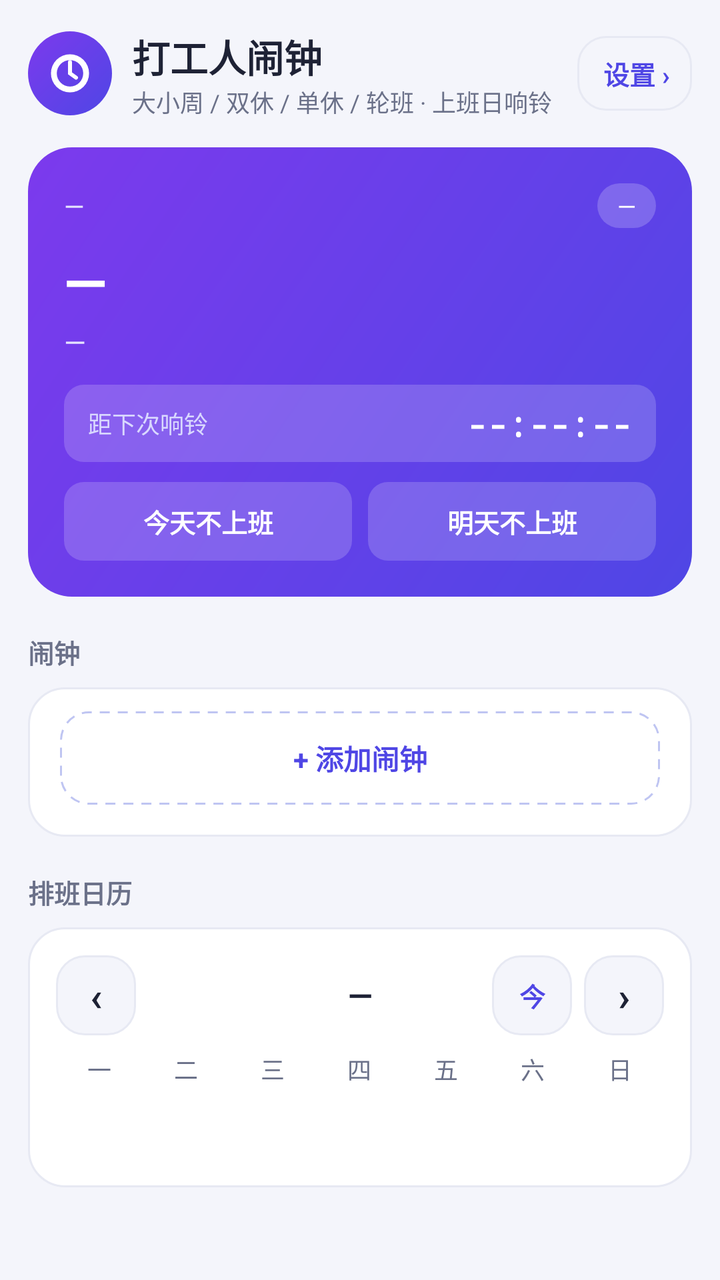
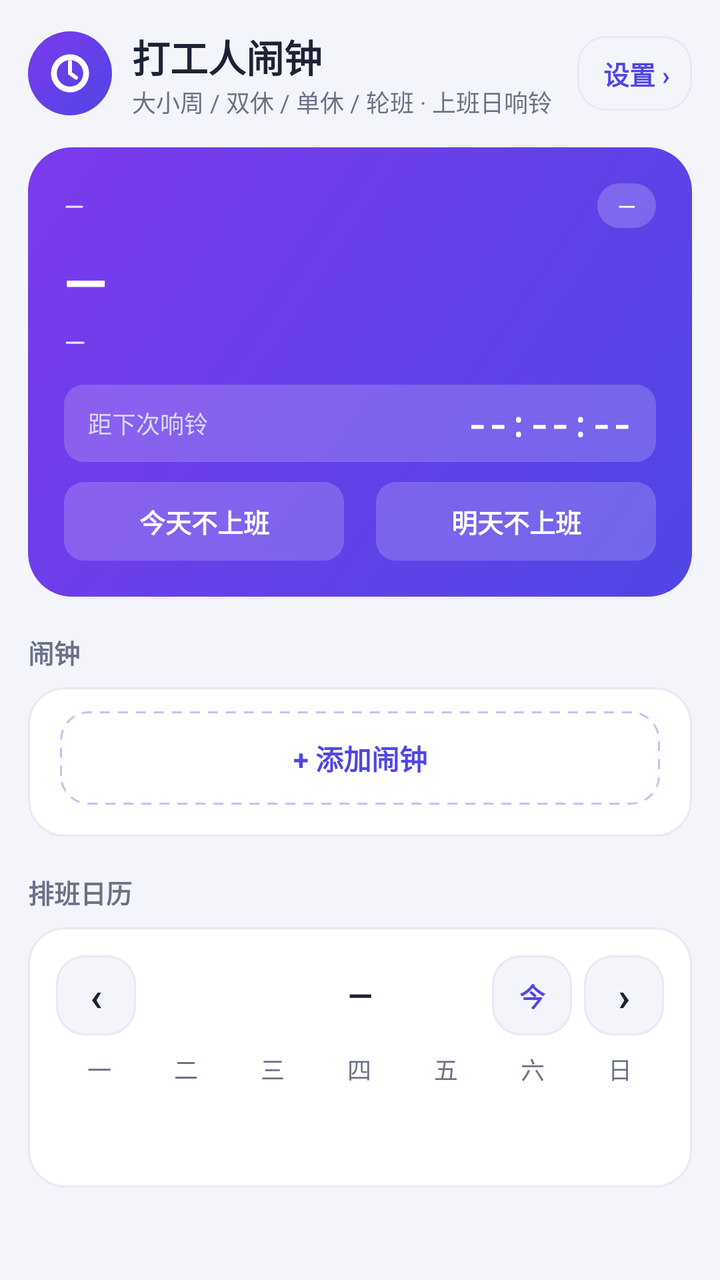

Before-and-after screenshots of an Android layout around one commit, followed by the original layout XML and the change that was made.
<!-- AndroidManifest.xml: application theme Theme.WeekdayAlarm -->
<!-- res/layout/activity_main.xml -->
<?xml version="1.0" encoding="utf-8"?>
<ScrollView xmlns:android="http://schemas.android.com/apk/res/android"
    android:layout_width="match_parent"
    android:layout_height="match_parent"
    android:background="@color/bg"
    android:fitsSystemWindows="true">

    <LinearLayout
        android:layout_width="match_parent"
        android:layout_height="wrap_content"
        android:orientation="vertical"
        android:padding="14dp">

        
        <LinearLayout
            android:layout_width="match_parent"
            android:layout_height="wrap_content"
            android:orientation="horizontal"
            android:gravity="center_vertical"
            android:layout_marginBottom="14dp">

            <ImageView
                android:layout_width="42dp"
                android:layout_height="42dp"
                android:background="@drawable/bg_hero"
                android:padding="@dimen/space_8"
                android:contentDescription="@null"
                android:src="@drawable/ic_clock_white" />

            <LinearLayout
                android:layout_width="0dp"
                android:layout_height="wrap_content"
                android:layout_weight="1"
                android:orientation="vertical"
                android:layout_marginStart="@dimen/space_10">

                <TextView
                    android:layout_width="wrap_content"
                    android:layout_height="wrap_content"
                    android:text="打工人闹钟"
                    android:textColor="@color/ink"
                    android:textSize="19sp"
                    android:textStyle="bold" />

                
                <TextView
                    android:layout_width="wrap_content"
                    android:layout_height="wrap_content"
                    android:text="大小周 / 双休 / 单休 / 轮班 · 上班日响铃"
                    android:textColor="@color/sub"
                    android:textSize="12sp" />
            </LinearLayout>

            
            <TextView
                android:id="@+id/btn_settings_entry"
                android:layout_width="wrap_content"
                android:layout_height="wrap_content"
                android:layout_marginStart="@dimen/space_8"
                android:background="@drawable/bg_time_outline"
                android:clickable="true"
                android:focusable="true"
                android:paddingStart="13dp"
                android:paddingEnd="11dp"
                android:paddingTop="9dp"
                android:paddingBottom="9dp"
                android:text="设置 ›"
                android:textColor="@color/indigo"
                android:textSize="13sp"
                android:textStyle="bold" />
        </LinearLayout>

        
        <LinearLayout
            android:id="@+id/row_ringing"
            android:layout_width="match_parent"
            android:layout_height="wrap_content"
            android:layout_marginTop="@dimen/space_12"
            android:background="@drawable/bg_card"
            android:gravity="center_vertical"
            android:minHeight="52dp"
            android:orientation="horizontal"
            android:paddingStart="@dimen/space_16"
            android:paddingEnd="@dimen/space_12"
            android:visibility="gone">

            <TextView
                android:layout_width="0dp"
                android:layout_height="wrap_content"
                android:layout_weight="1"
                android:text="闹钟正在响"
                android:textColor="@color/danger"
                android:textSize="15sp"
                android:textStyle="bold" />

            <TextView
                android:id="@+id/btn_stop_ringing"
                android:layout_width="wrap_content"
                android:layout_height="wrap_content"
                android:background="@drawable/bg_time_outline"
                android:clickable="true"
                android:focusable="true"
                android:paddingStart="18dp"
                android:paddingTop="@dimen/space_8"
                android:paddingEnd="18dp"
                android:paddingBottom="@dimen/space_8"
                android:text="停止"
                android:textColor="@color/ink"
                android:textSize="14sp"
                android:textStyle="bold" />
        </LinearLayout>

        
        <LinearLayout
            android:layout_width="match_parent"
            android:layout_height="wrap_content"
            android:orientation="vertical"
            android:background="@drawable/bg_hero"
            android:padding="18dp">

            <LinearLayout
                android:layout_width="match_parent"
                android:layout_height="wrap_content"
                android:orientation="horizontal"
                android:gravity="center_vertical">

                
                <LinearLayout
                    android:layout_width="0dp"
                    android:layout_height="wrap_content"
                    android:layout_weight="1"
                    android:orientation="vertical">

                    <TextView
                        android:id="@+id/tv_today_date"
                        android:layout_width="wrap_content"
                        android:layout_height="wrap_content"
                        android:text="—"
                        android:textColor="#E6E4FF"
                        android:textSize="13sp" />

                    <TextView
                        android:id="@+id/tv_today_lunar"
                        android:layout_width="wrap_content"
                        android:layout_height="wrap_content"
                        android:layout_marginTop="1dp"
                        android:text=""
                        android:textColor="#C9CEFD"
                        android:textSize="11sp"
                        android:visibility="gone" />
                </LinearLayout>

                <TextView
                    android:id="@+id/tv_week_chip"
                    style="@style/WeekChip"
                    android:layout_width="wrap_content"
                    android:layout_height="wrap_content"
                    android:text="—" />
            </LinearLayout>

            <TextView
                android:id="@+id/tv_today_status"
                android:layout_width="wrap_content"
                android:layout_height="wrap_content"
                android:layout_marginTop="@dimen/space_8"
                android:text="—"
                android:textColor="@color/white"
                android:textSize="28sp"
                android:textStyle="bold" />

            <TextView
                android:id="@+id/tv_today_sub"
                android:layout_width="match_parent"
                android:layout_height="wrap_content"
                android:layout_marginTop="@dimen/space_2"
                android:text="—"
                android:textColor="#E6E4FF"
                android:textSize="14sp"
                android:lineSpacingMultiplier="1.15" />

            
            <TextView
                android:id="@+id/tv_holiday_countdown"
                android:layout_width="match_parent"
                android:layout_height="wrap_content"
                android:layout_marginTop="@dimen/space_2"
                android:text=""
                android:textColor="#C9CEFD"
                android:textSize="12sp"
                android:visibility="gone" />

            
            <LinearLayout
                android:id="@+id/box_countdown"
                android:layout_width="match_parent"
                android:layout_height="wrap_content"
                android:layout_marginTop="@dimen/space_12"
                android:background="@drawable/bg_hero_pill"
                android:gravity="center_vertical"
                android:orientation="horizontal"
                android:paddingStart="@dimen/space_12"
                android:paddingEnd="@dimen/space_12"
                android:paddingTop="@dimen/space_8"
                android:paddingBottom="@dimen/space_8">

                <TextView
                    android:id="@+id/tv_countdown_label"
                    android:layout_width="0dp"
                    android:layout_height="wrap_content"
                    android:layout_weight="1"
                    android:ellipsize="end"
                    android:maxLines="1"
                    android:text="距下次响铃"
                    android:textColor="#D9D8FF"
                    android:textSize="12sp" />

                <TextView
                    android:id="@+id/tv_countdown"
                    android:layout_width="wrap_content"
                    android:layout_height="wrap_content"
                    android:fontFamily="monospace"
                    android:text="--:--:--"
                    android:textColor="@color/white"
                    android:textSize="17sp"
                    android:textStyle="bold" />
            </LinearLayout>

            
            <LinearLayout
                android:layout_width="match_parent"
                android:layout_height="wrap_content"
                android:layout_marginTop="@dimen/space_10"
                android:orientation="horizontal">

                <TextView
                    android:id="@+id/btn_day_off"
                    android:layout_width="0dp"
                    android:layout_height="wrap_content"
                    android:layout_weight="1"
                    android:background="@drawable/bg_hero_pill"
                    android:clickable="true"
                    android:focusable="true"
                    android:gravity="center"
                    android:maxLines="1"
                    android:paddingTop="@dimen/space_10"
                    android:paddingBottom="@dimen/space_10"
                    android:text="今天不上班"
                    android:textColor="@color/white"
                    android:textSize="13sp"
                    android:textStyle="bold" />

                <TextView
                    android:id="@+id/btn_day_off_tomorrow"
                    android:layout_width="0dp"
                    android:layout_height="wrap_content"
                    android:layout_weight="1"
                    android:layout_marginStart="@dimen/space_8"
                    android:background="@drawable/bg_hero_pill"
                    android:clickable="true"
                    android:focusable="true"
                    android:gravity="center"
                    android:maxLines="1"
                    android:paddingTop="@dimen/space_10"
                    android:paddingBottom="@dimen/space_10"
                    android:text="明天不上班"
                    android:textColor="@color/white"
                    android:textSize="13sp"
                    android:textStyle="bold" />

            </LinearLayout>

        </LinearLayout>

        
        <LinearLayout
            android:id="@+id/row_update"
            android:layout_width="match_parent"
            android:layout_height="wrap_content"
            android:layout_marginTop="@dimen/space_12"
            android:background="@drawable/bg_card"
            android:clickable="true"
            android:focusable="true"
            android:gravity="center_vertical"
            android:minHeight="44dp"
            android:orientation="horizontal"
            android:paddingStart="@dimen/space_16"
            android:paddingEnd="@dimen/space_6"
            android:visibility="gone">

            <TextView
                android:id="@+id/tv_update"
                android:layout_width="0dp"
                android:layout_height="wrap_content"
                android:layout_weight="1"
                android:ellipsize="end"
                android:maxLines="1"
                android:textColor="@color/ink"
                android:textSize="13sp" />

            <TextView
                android:id="@+id/btn_update_close"
                android:layout_width="40dp"
                android:layout_height="wrap_content"
                android:background="?attr/selectableItemBackgroundBorderless"
                android:clickable="true"
                android:contentDescription="不再提示"
                android:focusable="true"
                android:gravity="center"
                android:minHeight="40dp"
                android:text="×"
                android:textColor="@color/sub"
                android:textSize="18sp" />
        </LinearLayout>

        
        <LinearLayout
            android:id="@+id/row_crash"
            android:layout_width="match_parent"
            android:layout_height="wrap_content"
            android:layout_marginTop="@dimen/space_12"
            android:background="@drawable/bg_card"
            android:clickable="true"
            android:focusable="true"
            android:gravity="center_vertical"
            android:minHeight="44dp"
            android:orientation="horizontal"
            android:paddingStart="@dimen/space_16"
            android:paddingEnd="@dimen/space_6"
            android:visibility="gone">

            <TextView
                android:id="@+id/tv_crash"
                android:layout_width="0dp"
                android:layout_height="wrap_content"
                android:layout_weight="1"
                android:ellipsize="end"
                android:maxLines="1"
                android:text="@string/crash_notice"
                android:textColor="@color/ink"
                android:textSize="13sp" />

            <TextView
                android:id="@+id/btn_crash_close"
                android:layout_width="40dp"
                android:layout_height="wrap_content"
                android:background="?attr/selectableItemBackgroundBorderless"
                android:clickable="true"
                android:contentDescription="@string/crash_notice_close"
                android:focusable="true"
                android:gravity="center"
                android:minHeight="40dp"
                android:text="×"
                android:textColor="@color/sub"
                android:textSize="18sp" />
        </LinearLayout>

        
        <TextView
            style="@style/SectionTitle"
            android:layout_width="wrap_content"
            android:layout_height="wrap_content"
            android:layout_marginTop="18dp"
            android:layout_marginBottom="@dimen/space_8"
            android:text="闹钟" />

        <LinearLayout
            android:layout_width="match_parent"
            android:layout_height="wrap_content"
            android:background="@drawable/bg_card"
            android:orientation="vertical">

            
            <LinearLayout
                android:id="@+id/alarm_list"
                android:layout_width="match_parent"
                android:layout_height="wrap_content"
                android:orientation="vertical"
                android:paddingStart="@dimen/space_16"
                android:paddingEnd="@dimen/space_12" />

            <TextView
                android:id="@+id/btn_add_alarm"
                android:layout_width="match_parent"
                android:layout_height="wrap_content"
                android:layout_marginStart="@dimen/space_16"
                android:layout_marginEnd="@dimen/space_16"
                android:layout_marginTop="@dimen/space_12"
                android:layout_marginBottom="@dimen/space_16"
                android:background="@drawable/bg_add_alarm"
                android:clickable="true"
                android:focusable="true"
                android:gravity="center"
                android:padding="13dp"
                android:text="+ 添加闹钟"
                android:textColor="@color/indigo"
                android:textSize="14sp"
                android:textStyle="bold" />
        </LinearLayout>

        
        <TextView
            style="@style/SectionTitle"
            android:layout_width="wrap_content"
            android:layout_height="wrap_content"
            android:layout_marginTop="18dp"
            android:layout_marginBottom="@dimen/space_8"
            android:text="排班日历" />

        <LinearLayout
            android:id="@+id/calendar_card"
            android:layout_width="match_parent"
            android:layout_height="wrap_content"
            android:background="@drawable/bg_card"
            android:orientation="vertical"
            android:padding="14dp">

            
            <FrameLayout
                android:layout_width="match_parent"
                android:layout_height="wrap_content"
                android:minHeight="40dp">

                <TextView
                    android:id="@+id/btn_prev"
                    android:layout_width="40dp"
                    android:layout_height="wrap_content"
                    android:layout_gravity="start|center_vertical"
                    android:background="@drawable/bg_time_outline"
                    android:clickable="true"
                    android:contentDescription="上个月"
                    android:focusable="true"
                    android:gravity="center"
                    android:minHeight="40dp"
                    android:text="‹"
                    android:textColor="@color/ink"
                    android:textSize="20sp"
                    android:textStyle="bold" />

                <TextView
                    android:id="@+id/tv_cal_title"
                    android:layout_width="match_parent"
                    android:layout_height="wrap_content"
                    android:layout_gravity="center"
                    android:layout_marginStart="90dp"
                    android:layout_marginEnd="90dp"
                    android:ellipsize="end"
                    android:gravity="center"
                    android:maxLines="1"
                    android:text="—"
                    android:textColor="@color/ink"
                    android:textSize="16sp"
                    android:textStyle="bold" />

                <LinearLayout
                    android:layout_width="wrap_content"
                    android:layout_height="wrap_content"
                    android:layout_gravity="end|center_vertical"
                    android:gravity="center_vertical"
                    android:orientation="horizontal">

                    
                    <TextView
                        android:id="@+id/btn_today"
                        android:layout_width="40dp"
                        android:layout_height="wrap_content"
                        android:layout_marginEnd="@dimen/space_6"
                        android:background="@drawable/bg_time_outline"
                        android:clickable="true"
                        android:contentDescription="回到本月"
                        android:focusable="true"
                        android:gravity="center"
                        android:minHeight="40dp"
                        android:text="今"
                        android:textColor="@color/indigo"
                        android:textSize="13sp"
                        android:textStyle="bold" />

                    <TextView
                        android:id="@+id/btn_next"
                        android:layout_width="40dp"
                        android:layout_height="wrap_content"
                        android:background="@drawable/bg_time_outline"
                        android:clickable="true"
                        android:contentDescription="下个月"
                        android:focusable="true"
                        android:gravity="center"
                        android:minHeight="40dp"
                        android:text="›"
                        android:textColor="@color/ink"
                        android:textSize="20sp"
                        android:textStyle="bold" />
                </LinearLayout>
            </FrameLayout>

            
            <LinearLayout
                android:layout_width="match_parent"
                android:layout_height="wrap_content"
                android:layout_marginTop="@dimen/space_8"
                android:orientation="horizontal">

                <TextView
                    android:id="@+id/cal_dow_0"
                    style="@style/FieldHint"
                    android:layout_width="0dp"
                    android:layout_height="wrap_content"
                    android:layout_weight="1"
                    android:gravity="center"
                    android:text="一" />

                <TextView
                    android:id="@+id/cal_dow_1"
                    style="@style/FieldHint"
                    android:layout_width="0dp"
                    android:layout_height="wrap_content"
                    android:layout_weight="1"
                    android:gravity="center"
                    android:text="二" />

                <TextView
                    android:id="@+id/cal_dow_2"
                    style="@style/FieldHint"
                    android:layout_width="0dp"
                    android:layout_height="wrap_content"
                    android:layout_weight="1"
                    android:gravity="center"
                    android:text="三" />

                <TextView
                    android:id="@+id/cal_dow_3"
                    style="@style/FieldHint"
                    android:layout_width="0dp"
                    android:layout_height="wrap_content"
                    android:layout_weight="1"
                    android:gravity="center"
                    android:text="四" />

                <TextView
                    android:id="@+id/cal_dow_4"
                    style="@style/FieldHint"
                    android:layout_width="0dp"
                    android:layout_height="wrap_content"
                    android:layout_weight="1"
                    android:gravity="center"
                    android:text="五" />

                <TextView
                    android:id="@+id/cal_dow_5"
                    style="@style/FieldHint"
                    android:layout_width="0dp"
                    android:layout_height="wrap_content"
                    android:layout_weight="1"
                    android:gravity="center"
                    android:text="六" />

                <TextView
                    android:id="@+id/cal_dow_6"
                    style="@style/FieldHint"
                    android:layout_width="0dp"
                    android:layout_height="wrap_content"
                    android:layout_weight="1"
                    android:gravity="center"
                    android:text="日" />
            </LinearLayout>

            
            <LinearLayout
                android:id="@+id/cal_rows"
                android:layout_width="match_parent"
                android:layout_height="wrap_content"
                android:orientation="vertical" />

            
            <TextView
                android:id="@+id/tv_cal_stats"
                android:layout_width="match_parent"
                android:layout_height="wrap_content"
                android:layout_marginTop="@dimen/space_10"
                android:textColor="@color/sub"
                android:textSize="12sp" />

            
            <LinearLayout
                android:id="@+id/legend_row"
                android:layout_width="match_parent"
                android:layout_height="wrap_content"
                android:layout_marginTop="@dimen/space_10"
                android:orientation="vertical" />
        </LinearLayout>

        

    </LinearLayout>
</ScrollView>
<!-- resources referenced by this layout -->
<resources>
  <color name="bg">#F4F5FB</color>
  <color name="danger">#DC2626</color>
  <color name="indigo">#4F46E5</color>
  <color name="ink">#1E2235</color>
  <color name="sub">#6B7189</color>
  <color name="white">#FFFFFFFF</color>
  <dimen name="space_10">10dp</dimen>
  <dimen name="space_12">12dp</dimen>
  <dimen name="space_16">16dp</dimen>
  <dimen name="space_2">2dp</dimen>
  <dimen name="space_6">6dp</dimen>
  <dimen name="space_8">8dp</dimen>
  <!-- drawable bg_card (drawable) -->
  <?xml version="1.0" encoding="utf-8"?>
  <shape xmlns:android="http://schemas.android.com/apk/res/android"
      android:shape="rectangle">
      <solid android:color="@color/card" />
      <corners android:radius="@dimen/radius_card" />
      <stroke android:width="1dp" android:color="@color/line" />
  </shape>
  <!-- drawable bg_hero (drawable) -->
  <?xml version="1.0" encoding="utf-8"?>
  <shape xmlns:android="http://schemas.android.com/apk/res/android"
      android:shape="rectangle">
      <gradient
          android:angle="135"
          android:startColor="@color/hero_start"
          android:endColor="@color/hero_end" />
      <corners android:radius="@dimen/radius_banner" />
  </shape>
  <!-- drawable bg_hero_pill (drawable) -->
  <?xml version="1.0" encoding="utf-8"?>
  <shape xmlns:android="http://schemas.android.com/apk/res/android"
      android:shape="rectangle">
      <solid android:color="#2EFFFFFF" />
      <corners android:radius="@dimen/radius_chip" />
  </shape>
  <!-- drawable bg_time_outline (drawable) -->
  <?xml version="1.0" encoding="utf-8"?>
  <ripple xmlns:android="http://schemas.android.com/apk/res/android"
      android:color="#1F4F46E5">
      <item>
          <shape android:shape="rectangle">
              <solid android:color="@color/bg" />
              <corners android:radius="@dimen/radius_row" />
              <stroke android:width="1dp" android:color="@color/line" />
          </shape>
      </item>
  </ripple>
  <string name="crash_notice">上次运行崩溃过 · 点这里导出日志</string>
  <string name="crash_notice_close">不再提示</string>
  <style name="FieldHint">
          <item name="android:textColor">@color/sub</item>
          <item name="android:textSize">12sp</item>
      </style>
  <style name="SectionTitle">
          <item name="android:textColor">@color/sub</item>
          <item name="android:textSize">13sp</item>
          <item name="android:textStyle">bold</item>
      </style>
  <style name="WeekChip">
          <item name="android:background">@drawable/bg_chip_white</item>
          <item name="android:textColor">@color/white</item>
          <item name="android:textSize">12sp</item>
          <item name="android:paddingLeft">10dp</item>
          <item name="android:paddingRight">10dp</item>
          <item name="android:paddingTop">3dp</item>
          <item name="android:paddingBottom">3dp</item>
      </style>
  <style name="Theme.WeekdayAlarm" parent="Theme.Material3.DayNight.NoActionBar">
          <item name="colorPrimary">@color/indigo</item>
          <item name="colorPrimaryVariant">@color/indigo_dark</item>
          <item name="colorOnPrimary">@color/white</item>
          <item name="android:statusBarColor">@color/bg</item>
          <item name="android:windowLightStatusBar">true</item>
      </style>
  <dimen name="radius_row">14dp</dimen>
  <color name="card">#FFFFFF</color>
  <dimen name="radius_card">18dp</dimen>
  <color name="line">#E7E9F3</color>
  <color name="hero_start">#4F46E5</color>
  <color name="hero_end">#7C3AED</color>
  <dimen name="radius_banner">22dp</dimen>
  <dimen name="radius_chip">10dp</dimen>
  <!-- drawable bg_chip_white (drawable) -->
  <?xml version="1.0" encoding="utf-8"?>
  <shape xmlns:android="http://schemas.android.com/apk/res/android"
      android:shape="rectangle">
      <solid android:color="#33FFFFFF" />
      <corners android:radius="@dimen/radius_pill" />
  </shape>
  <color name="indigo_dark">#4338CA</color>
  <dimen name="radius_pill">999dp</dimen>
  <!-- unchanged entries left out for length: 2 -->
</resources>

<!-- the commit's change to res/layout/activity_main.xml (unified diff, before → after) -->
@@ -254,7 +254,7 @@
                     android:layout_width="0dp"
                     android:layout_height="wrap_content"
                     android:layout_weight="1"
-                    android:layout_marginStart="@dimen/space_8"
+                    android:layout_marginStart="@dimen/space_16"
                     android:background="@drawable/bg_hero_pill"
                     android:clickable="true"
                     android:focusable="true"
